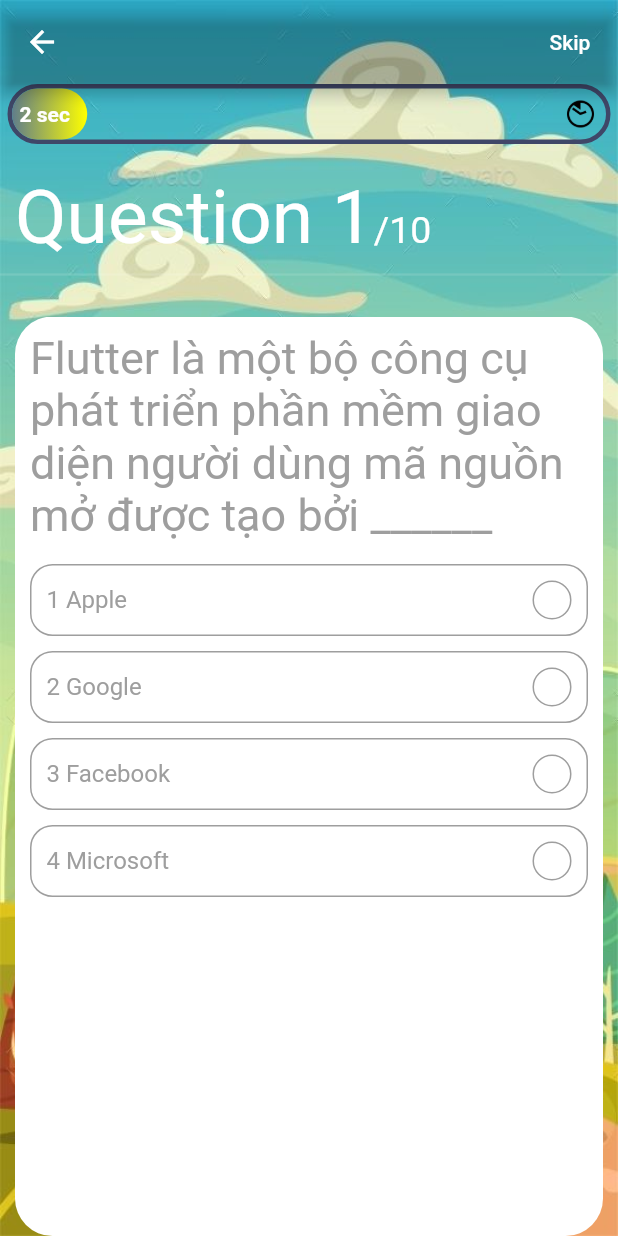
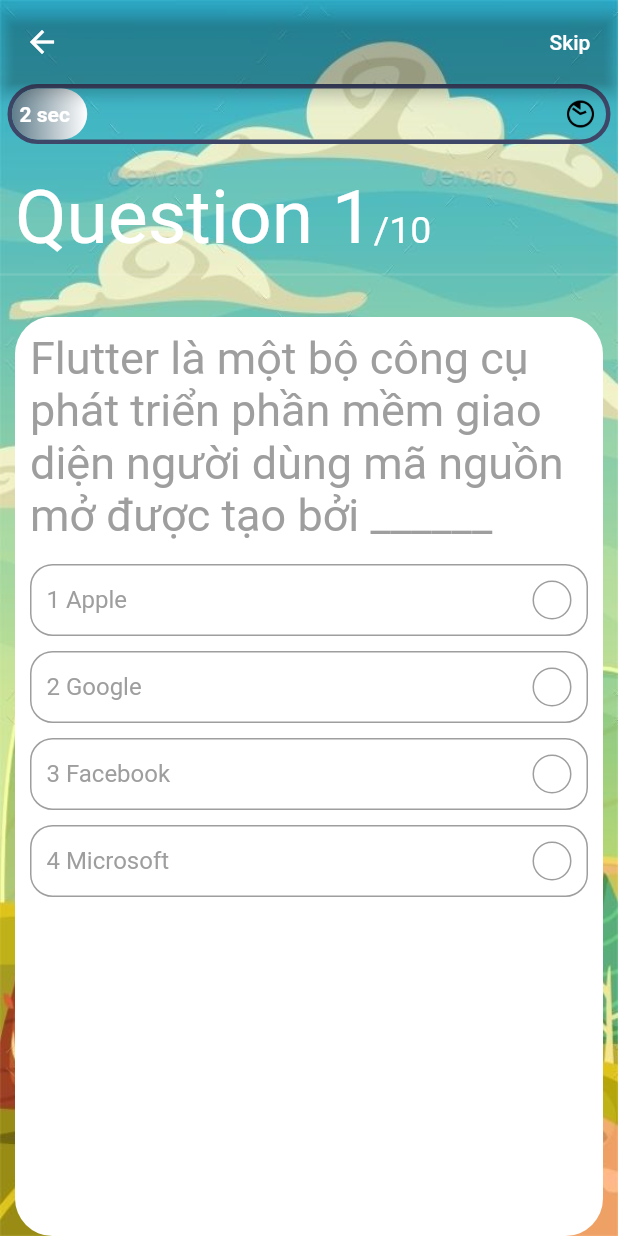
Before and after one commit to ZinQuyen/BPQ-HUb, a Flutter app: the QuizScreen screen opened directly, on a phone screen of 412 x 824 dp. Run offline on Flutter 3.47's test engine with Material 2 defaults, Android fonts, the phone set to English and light mode, and no system bars; our stand-ins replace get.

Commit message:
update color

```diff
--- a/lib/quiz/componets/progress_bar.dart
+++ b/lib/quiz/componets/progress_bar.dart
@@ -36,7 +36,7 @@
                                   decoration: BoxDecoration(
                                       gradient: LinearGradient(colors: [
                                         Colors.blueGrey,
-                                        Colors.yellowAccent
+                                        Colors.white
                                       ]),
                                       borderRadius: BorderRadius.circular(50)),
                                 )),
```
